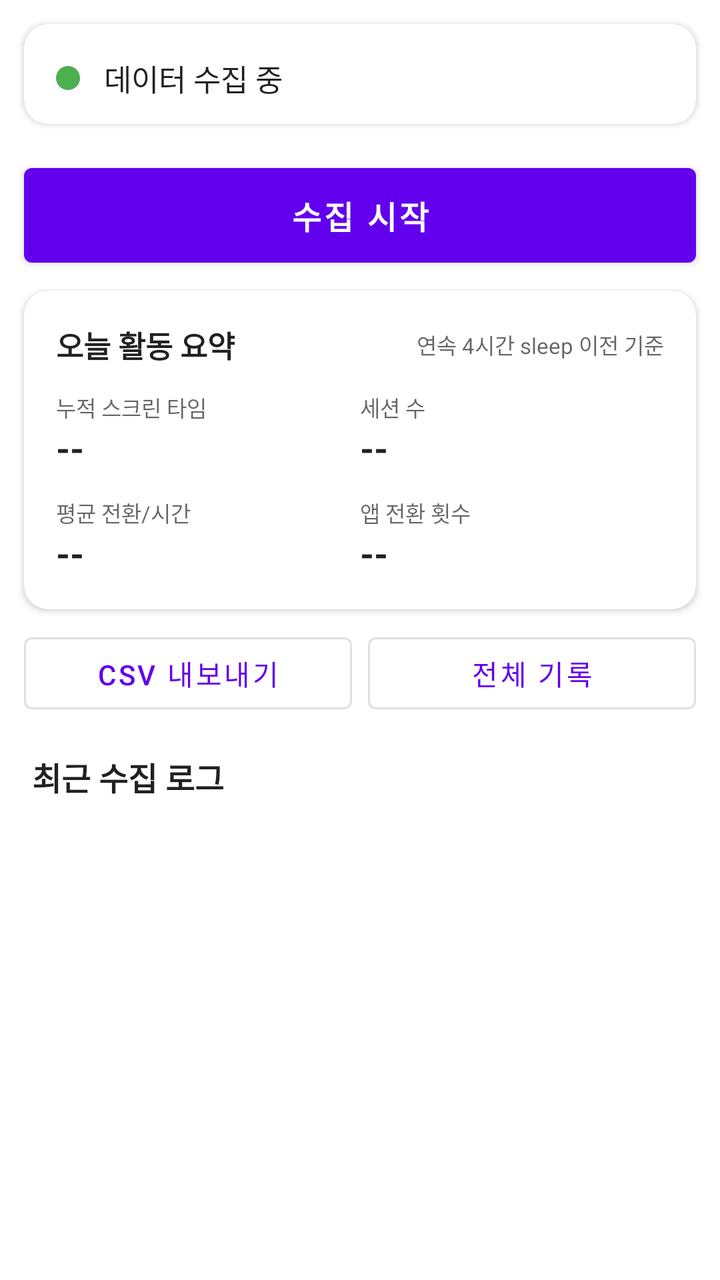
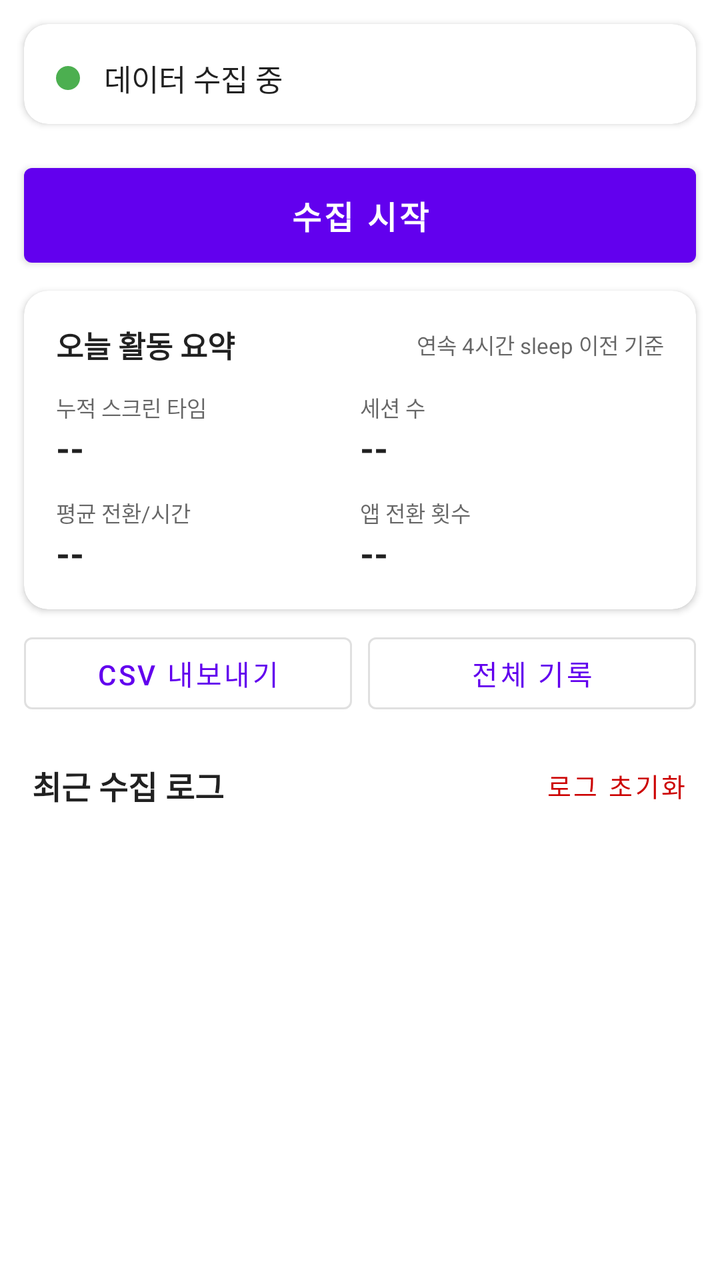

Before-and-after screenshots of an Android layout around one commit, followed by the original layout XML and the change that was made.
<!-- AndroidManifest.xml: application theme Theme.InformationFatigue -->
<!-- res/layout/activity_main.xml -->
<?xml version="1.0" encoding="utf-8"?>
<LinearLayout xmlns:android="http://schemas.android.com/apk/res/android"
    xmlns:app="http://schemas.android.com/apk/res-auto"
    android:id="@+id/rootLayout"
    android:layout_width="match_parent"
    android:layout_height="match_parent"
    android:orientation="vertical"
    android:background="?android:attr/colorBackground">

    
    <com.google.android.material.card.MaterialCardView
        android:id="@+id/statusCard"
        android:layout_width="match_parent"
        android:layout_height="wrap_content"
        android:layout_margin="12dp"
        app:cardCornerRadius="12dp"
        app:cardElevation="2dp"
        app:cardBackgroundColor="?attr/colorSurface">

        <LinearLayout
            android:layout_width="match_parent"
            android:layout_height="wrap_content"
            android:orientation="horizontal"
            android:gravity="center_vertical"
            android:paddingHorizontal="16dp"
            android:paddingTop="16dp"
            android:paddingBottom="12dp">

            <View
                android:id="@+id/statusDot"
                android:layout_width="12dp"
                android:layout_height="12dp"
                android:background="@drawable/circle_green" />

            <TextView
                android:id="@+id/tvStatus"
                android:layout_width="match_parent"
                android:layout_height="wrap_content"
                android:layout_marginStart="12dp"
                android:text="@string/service_running"
                android:textSize="15sp"
                android:textColor="?android:attr/textColorPrimary" />

        </LinearLayout>

    </com.google.android.material.card.MaterialCardView>

    
    <com.google.android.material.button.MaterialButton
        android:id="@+id/btnToggleService"
        style="@style/Widget.MaterialComponents.Button"
        android:layout_width="match_parent"
        android:layout_height="wrap_content"
        android:layout_marginHorizontal="12dp"
        android:layout_marginTop="4dp"
        android:layout_marginBottom="8dp"
        android:paddingVertical="12dp"
        android:textSize="16sp"
        android:textStyle="bold"
        android:text="@string/start" />

    
    <com.google.android.material.card.MaterialCardView
        android:id="@+id/summaryCard"
        android:layout_width="match_parent"
        android:layout_height="wrap_content"
        android:layout_marginHorizontal="12dp"
        android:layout_marginBottom="8dp"
        app:cardCornerRadius="12dp"
        app:cardElevation="2dp"
        app:cardBackgroundColor="?attr/colorSurface">

        <LinearLayout
            android:layout_width="match_parent"
            android:layout_height="wrap_content"
            android:orientation="vertical"
            android:padding="16dp">

            
            <LinearLayout
                android:layout_width="match_parent"
                android:layout_height="wrap_content"
                android:orientation="horizontal"
                android:gravity="center_vertical"
                android:layout_marginBottom="12dp">

                <TextView
                    android:layout_width="0dp"
                    android:layout_height="wrap_content"
                    android:layout_weight="1"
                    android:text="@string/today_summary_title"
                    android:textSize="15sp"
                    android:textStyle="bold"
                    android:textColor="?android:attr/textColorPrimary" />

                <TextView
                    android:layout_width="wrap_content"
                    android:layout_height="wrap_content"
                    android:text="@string/today_summary_note"
                    android:textSize="11sp"
                    android:textColor="?android:attr/textColorSecondary" />

            </LinearLayout>

            
            <LinearLayout
                android:layout_width="match_parent"
                android:layout_height="wrap_content"
                android:orientation="horizontal"
                android:layout_marginBottom="12dp">

                <LinearLayout
                    android:layout_width="0dp"
                    android:layout_height="wrap_content"
                    android:layout_weight="1"
                    android:orientation="vertical">

                    <TextView
                        android:layout_width="wrap_content"
                        android:layout_height="wrap_content"
                        android:text="@string/today_screen_time_label"
                        android:textSize="11sp"
                        android:textColor="?android:attr/textColorSecondary" />

                    <TextView
                        android:id="@+id/tvTodayScreenTime"
                        android:layout_width="wrap_content"
                        android:layout_height="wrap_content"
                        android:text="--"
                        android:textSize="18sp"
                        android:textStyle="bold"
                        android:textColor="?android:attr/textColorPrimary" />

                </LinearLayout>

                <LinearLayout
                    android:layout_width="0dp"
                    android:layout_height="wrap_content"
                    android:layout_weight="1"
                    android:orientation="vertical">

                    <TextView
                        android:layout_width="wrap_content"
                        android:layout_height="wrap_content"
                        android:text="@string/today_notif_label"
                        android:textSize="11sp"
                        android:textColor="?android:attr/textColorSecondary" />

                    <TextView
                        android:id="@+id/tvTodayNotifications"
                        android:layout_width="wrap_content"
                        android:layout_height="wrap_content"
                        android:text="--"
                        android:textSize="18sp"
                        android:textStyle="bold"
                        android:textColor="?android:attr/textColorPrimary" />

                </LinearLayout>

            </LinearLayout>

            
            <LinearLayout
                android:layout_width="match_parent"
                android:layout_height="wrap_content"
                android:orientation="horizontal">

                <LinearLayout
                    android:layout_width="0dp"
                    android:layout_height="wrap_content"
                    android:layout_weight="1"
                    android:orientation="vertical">

                    <TextView
                        android:layout_width="wrap_content"
                        android:layout_height="wrap_content"
                        android:text="@string/today_notif_freq_label"
                        android:textSize="11sp"
                        android:textColor="?android:attr/textColorSecondary" />

                    <TextView
                        android:id="@+id/tvTodayNotifFreq"
                        android:layout_width="wrap_content"
                        android:layout_height="wrap_content"
                        android:text="--"
                        android:textSize="18sp"
                        android:textStyle="bold"
                        android:textColor="?android:attr/textColorPrimary" />

                </LinearLayout>

                <LinearLayout
                    android:layout_width="0dp"
                    android:layout_height="wrap_content"
                    android:layout_weight="1"
                    android:orientation="vertical">

                    <TextView
                        android:layout_width="wrap_content"
                        android:layout_height="wrap_content"
                        android:text="@string/today_app_switch_label"
                        android:textSize="11sp"
                        android:textColor="?android:attr/textColorSecondary" />

                    <TextView
                        android:id="@+id/tvTodayAppSwitches"
                        android:layout_width="wrap_content"
                        android:layout_height="wrap_content"
                        android:text="--"
                        android:textSize="18sp"
                        android:textStyle="bold"
                        android:textColor="?android:attr/textColorPrimary" />

                </LinearLayout>

            </LinearLayout>

        </LinearLayout>

    </com.google.android.material.card.MaterialCardView>

    
    <LinearLayout
        android:layout_width="match_parent"
        android:layout_height="wrap_content"
        android:orientation="horizontal"
        android:layout_marginHorizontal="12dp"
        android:layout_marginBottom="8dp">

        <com.google.android.material.button.MaterialButton
            android:id="@+id/btnExport"
            style="@style/Widget.MaterialComponents.Button.OutlinedButton"
            android:layout_width="0dp"
            android:layout_height="wrap_content"
            android:layout_weight="1"
            android:layout_marginEnd="4dp"
            android:text="@string/export_csv" />

        <com.google.android.material.button.MaterialButton
            android:id="@+id/btnHistory"
            style="@style/Widget.MaterialComponents.Button.OutlinedButton"
            android:layout_width="0dp"
            android:layout_height="wrap_content"
            android:layout_weight="1"
            android:layout_marginStart="4dp"
            android:text="@string/all_history" />

    </LinearLayout>

    
    <TextView
        android:layout_width="match_parent"
        android:layout_height="wrap_content"
        android:text="@string/recent_log"
        android:textSize="16sp"
        android:textStyle="bold"
        android:textColor="?android:attr/textColorPrimary"
        android:paddingHorizontal="16dp"
        android:paddingVertical="8dp" />

    <androidx.recyclerview.widget.RecyclerView
        android:id="@+id/recyclerView"
        android:layout_width="match_parent"
        android:layout_height="0dp"
        android:layout_weight="1"
        android:clipToPadding="false"
        android:padding="8dp"
        android:paddingBottom="80dp" />

</LinearLayout>
<!-- resources referenced by this layout -->
<resources>
  <!-- drawable circle_green (drawable) -->
  <?xml version="1.0" encoding="utf-8"?>
  <shape xmlns:android="http://schemas.android.com/apk/res/android"
      android:shape="oval">
      <solid android:color="#FF4CAF50" />
      <size
          android:width="12dp"
          android:height="12dp" />
  </shape>
  <string name="all_history">전체 기록</string>
  <string name="export_csv">CSV 내보내기</string>
  <string name="recent_log">최근 수집 로그</string>
  <string name="service_running">데이터 수집 중</string>
  <string name="start">수집 시작</string>
  <string name="today_app_switch_label">앱 전환 횟수</string>
  <string name="today_notif_freq_label">평균 전환/시간</string>
  <string name="today_notif_label">세션 수</string>
  <string name="today_screen_time_label">누적 스크린 타임</string>
  <string name="today_summary_note">연속 4시간 sleep 이전 기준</string>
  <string name="today_summary_title">오늘 활동 요약</string>
  <style name="Theme.InformationFatigue" parent="Theme.MaterialComponents.DayNight.DarkActionBar">
          
          <item name="colorPrimary">@color/purple_500</item>
          <item name="colorPrimaryVariant">@color/purple_700</item>
          <item name="colorOnPrimary">@color/white</item>
          
          <item name="colorSecondary">@color/teal_200</item>
          <item name="colorSecondaryVariant">@color/teal_700</item>
          <item name="colorOnSecondary">@color/black</item>
          
          <item name="android:statusBarColor">?attr/colorPrimaryVariant</item>
          
      </style>
  <color name="purple_500">#FF6200EE</color>
  <color name="purple_700">#FF3700B3</color>
  <color name="white">#FFFFFFFF</color>
  <color name="teal_200">#FF03DAC5</color>
  <color name="teal_700">#FF018786</color>
  <color name="black">#FF000000</color>
</resources>

<!-- the commit's change to res/layout/activity_main.xml (unified diff, before → after) -->
@@ -248,15 +248,34 @@
     </LinearLayout>
 
     
-    <TextView
-        android:layout_width="match_parent"
-        android:layout_height="wrap_content"
-        android:text="@string/recent_log"
-        android:textSize="16sp"
-        android:textStyle="bold"
-        android:textColor="?android:attr/textColorPrimary"
-        android:paddingHorizontal="16dp"
-        android:paddingVertical="8dp" />
+    <LinearLayout
+        android:layout_width="match_parent"
+        android:layout_height="wrap_content"
+        android:orientation="horizontal"
+        android:gravity="center_vertical">
+
+        <TextView
+            android:layout_width="0dp"
+            android:layout_height="wrap_content"
+            android:layout_weight="1"
+            android:text="@string/recent_log"
+            android:textSize="16sp"
+            android:textStyle="bold"
+            android:textColor="?android:attr/textColorPrimary"
+            android:paddingHorizontal="16dp"
+            android:paddingVertical="8dp" />
+
+        <com.google.android.material.button.MaterialButton
+            android:id="@+id/btnClearLogs"
+            style="@style/Widget.MaterialComponents.Button.TextButton"
+            android:layout_width="wrap_content"
+            android:layout_height="wrap_content"
+            android:layout_marginEnd="8dp"
+            android:text="@string/clear_logs"
+            android:textColor="@android:color/holo_red_dark"
+            android:textSize="13sp" />
+
+    </LinearLayout>
 
     <androidx.recyclerview.widget.RecyclerView
         android:id="@+id/recyclerView"
<!-- resource entries referenced after the edit -->
@@ -10,6 +10,7 @@
           android:height="12dp" />
   </shape>
   <string name="all_history">전체 기록</string>
+  <string name="clear_logs">로그 초기화</string>
   <string name="export_csv">CSV 내보내기</string>
   <string name="recent_log">최근 수집 로그</string>
   <string name="service_running">데이터 수집 중</string>
